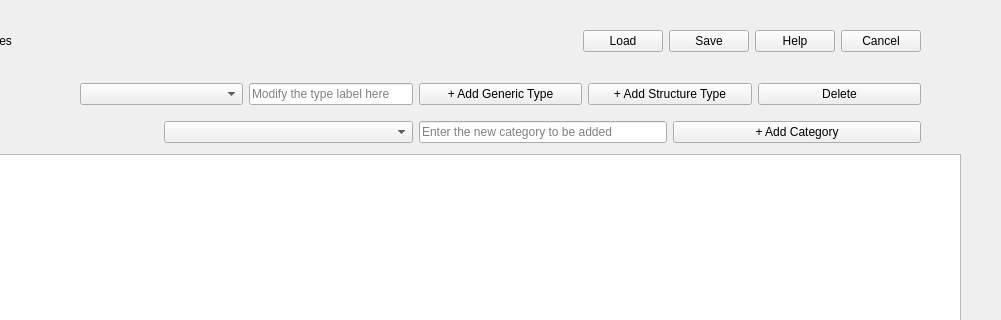
The window that pasta_eln/ontology_configuration/ontology_configuration.ui (PASTA-ELN/pasta-eln) describes before a commit, drawn with Qt 5; both pictures show x 130 to 1131 and y 0 to 320 of the 1131 by 782 pixel window.
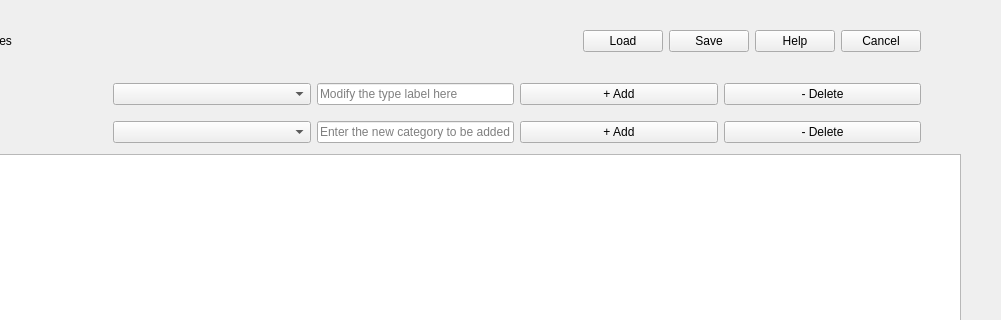
The same window after the commit.

Commit message: - Added logic to enter new type (structural and normal ones), delete the data type etc.. - Added logic to categorize the properties, delete categories too - Minor fixes and other changes

```diff
--- a/pasta_eln/ontology_configuration/ontology_configuration.ui
+++ b/pasta_eln/ontology_configuration/ontology_configuration.ui
@@ -347,7 +347,17 @@
             <string/>
            </property>
            <property name="text">
-            <string>+ Add Category</string>
+            <string>+ Add</string>
+           </property>
+          </widget>
+         </item>
+         <item>
+          <widget class="QPushButton" name="deletePropsCategoryPushButton">
+           <property name="toolTip">
+            <string>Delete the selected category in the category combobox</string>
+           </property>
+           <property name="text">
+            <string>- Delete</string>
            </property>
           </widget>
          </item>
@@ -425,17 +435,7 @@
             <string>Add a new type other than a structure</string>
            </property>
            <property name="text">
-            <string>+ Add Generic Type</string>
-           </property>
-          </widget>
-         </item>
-         <item>
-          <widget class="QPushButton" name="structureTypeAddPushButton">
-           <property name="toolTip">
-            <string>Add new structure level to the ontology (x0, x1, x2 ...)</string>
-           </property>
-           <property name="text">
-            <string>+ Add Structure Type</string>
+            <string>+ Add</string>
            </property>
           </widget>
          </item>
@@ -445,7 +445,7 @@
             <string>Delete the type with the full properties completely</string>
            </property>
            <property name="text">
-            <string>Delete</string>
+            <string>- Delete</string>
            </property>
           </widget>
          </item>
```
Left out of the diff: 2 changed lines with no effect on the pictures. The commit also changes 7 other files.
